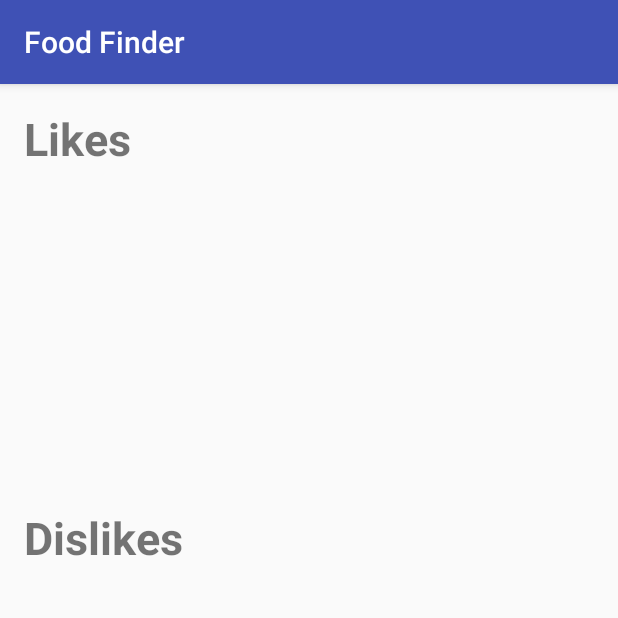
After one commit to victorwernher/FoodFinder, an Android app: the UserInfoActivity screen opened directly, with no data from a screen before it, on a phone screen of 412 x 824 dp, the top half of it. The commit adds this screen. Run offline under Robolectric (Android 15) with nearby library versions, the phone set to English and light mode, and no system bars.

Commit message:
Added user info activity

```diff
--- /dev/null
+++ b/app/src/main/java/csci567/foodfinder/UserInfoActivity.java
@@ -0,0 +1,21 @@
+package csci567.foodfinder;
+
+import android.support.v7.app.AppCompatActivity;
+import android.os.Bundle;
+
+public class UserInfoActivity extends AppCompatActivity {
+
+    private int user_id;
+
+    @Override
+    protected void onCreate(Bundle savedInstanceState) {
+        super.onCreate(savedInstanceState);
+        setContentView(R.layout.activity_user_info);
+
+        Bundle extras = getIntent().getExtras();
+        if(extras != null)
+        {
+            user_id = extras.getInt("user_id");
+        }
+    }
+}
--- /dev/null
+++ b/app/src/main/res/layout/activity_user_info.xml
@@ -0,0 +1,42 @@
+<?xml version="1.0" encoding="utf-8"?>
+<RelativeLayout xmlns:android="http://schemas.android.com/apk/res/android"
+xmlns:tools="http://schemas.android.com/tools"
+android:layout_width="match_parent"
+android:layout_height="match_parent"
+android:paddingBottom="@dimen/activity_vertical_margin"
+android:paddingLeft="@dimen/activity_horizontal_margin"
+android:paddingRight="@dimen/activity_horizontal_margin"
+android:paddingTop="@dimen/activity_vertical_margin"
+tools:context="csci567.foodfinder.UserInfoActivity">
+
+    <TextView
+        android:layout_width="match_parent"
+        android:layout_height="wrap_content"
+        android:id="@+id/like_heading"
+        android:text="@string/likes"
+        android:textStyle="bold"
+        android:textSize="30dp" />
+    <ListView
+        android:id="@+id/like_list"
+        android:layout_height="225dp"
+        android:layout_width="match_parent"
+        android:layout_below="@id/like_heading">
+    </ListView>
+
+    <TextView
+        android:layout_width="match_parent"
+        android:layout_height="wrap_content"
+        android:id="@+id/dislike_heading"
+        android:text="@string/dislikes"
+        android:layout_below="@+id/like_list"
+        android:textStyle="bold"
+        android:textSize="30dp" />
+    <ListView
+        android:id="@+id/dislike_list"
+        android:layout_height="225dp"
+        android:layout_width="match_parent"
+        android:layout_below="@id/dislike_heading">
+    </ListView>
+
+
+</RelativeLayout>
--- /dev/null
+++ b/app/src/main/res/menu/location_activity_menu.xml
@@ -0,0 +1,5 @@
+<?xml version="1.0" encoding="utf-8"?>
+<menu xmlns:android="http://schemas.android.com/apk/res/android">
+    <item android:id="@+id/rest_info"
+        android:title="@string/user_info" />
+</menu>
--- a/app/src/main/res/values/strings.xml
+++ b/app/src/main/res/values/strings.xml
@@ -5,4 +5,8 @@
     <string name="hello_blank_fragment">Hello blank fragment</string>
     <string name="like">Like</string>
     <string name="dislike">dislike</string>
+    <string name="likes">Likes</string>
+    <string name="dislikes">Dislikes</string>
+    <string name="user_info">User Info</string>
+    <string name="remove">Remove</string>
 </resources>
```
Also changed, not shown: app/src/main/AndroidManifest.xml (+6 -8 lines), app/src/main/java/csci567/foodfinder/LocationActivity.java (+30 -46 lines), app/src/main/java/csci567/foodfinder/RestaurantDataAdapter.java (added, +87 -0 lines), app/src/main/res/layout/rest_data_item.xml (added, +25 -0 lines).
